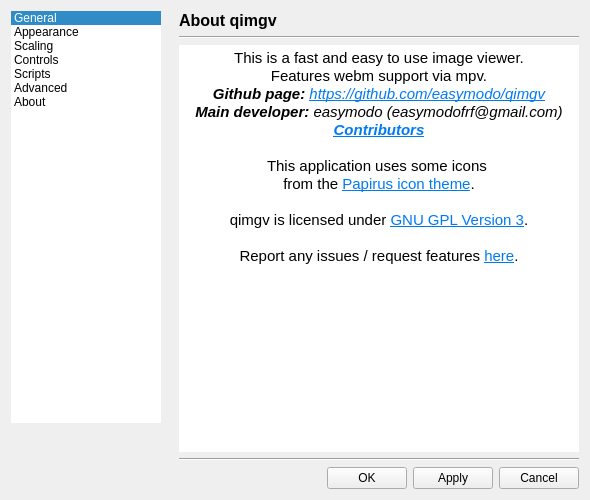
This is gui/dialogs/settingsdialog.ui in do-i/thumbgrid as Qt 5 draws it before an edit. The edited form follows.
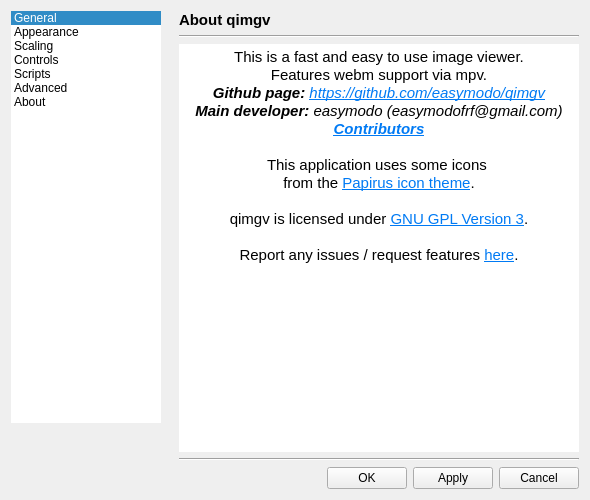
This is the edited form. The open tabs and pages were chosen to show the change. Icons and pictures are not drawn. Custom widgets are drawn as their Qt base class.

Commit message: [SettingsDialog] smaller font size for headers

```diff
--- a/gui/dialogs/settingsdialog.ui
+++ b/gui/dialogs/settingsdialog.ui
@@ -2279,8 +2279,8 @@
                <rect>
                 <x>0</x>
                 <y>0</y>
-                <width>414</width>
-                <height>446</height>
+                <width>400</width>
+                <height>438</height>
                </rect>
               </property>
               <layout class="QVBoxLayout" name="verticalLayout_32">
@@ -2300,7 +2300,7 @@
                 <widget class="QLabel" name="label_7">
                  <property name="font">
                   <font>
-                   <pointsize>12</pointsize>
+                   <pointsize>11</pointsize>
                    <weight>75</weight>
                    <bold>true</bold>
                   </font>
@@ -2341,19 +2341,19 @@
                   <string>&lt;!DOCTYPE HTML PUBLIC &quot;-//W3C//DTD HTML 4.0//EN&quot; &quot;http://www.w3.org/TR/REC-html40/strict.dtd&quot;&gt;
 &lt;html&gt;&lt;head&gt;&lt;meta name=&quot;qrichtext&quot; content=&quot;1&quot; /&gt;&lt;style type=&quot;text/css&quot;&gt;
 p, li { white-space: pre-wrap; }
-&lt;/style&gt;&lt;/head&gt;&lt;body style=&quot; font-family:'Droid Sans'; font-size:11pt; font-weight:400; font-style:normal;&quot;&gt;
-&lt;p align=&quot;center&quot; style=&quot; margin-top:0px; margin-bottom:0px; margin-left:0px; margin-right:0px; -qt-block-indent:0; text-indent:0px;&quot;&gt;&lt;span style=&quot; font-family:'MS Shell Dlg 2';&quot;&gt;This is a fast and easy to use image viewer.&lt;/span&gt;&lt;/p&gt;
-&lt;p align=&quot;center&quot; style=&quot; margin-top:0px; margin-bottom:0px; margin-left:0px; margin-right:0px; -qt-block-indent:0; text-indent:0px;&quot;&gt;&lt;span style=&quot; font-family:'MS Shell Dlg 2';&quot;&gt;Features webm support via mpv.&lt;/span&gt;&lt;/p&gt;
-&lt;p align=&quot;center&quot; style=&quot; margin-top:0px; margin-bottom:0px; margin-left:0px; margin-right:0px; -qt-block-indent:0; text-indent:0px;&quot;&gt;&lt;span style=&quot; font-family:'MS Shell Dlg 2'; font-weight:600; font-style:italic;&quot;&gt;Github page:&lt;/span&gt;&lt;span style=&quot; font-family:'MS Shell Dlg 2'; font-style:italic;&quot;&gt; &lt;/span&gt;&lt;a href=&quot;https://github.com/easymodo/qimgv&quot;&gt;&lt;span style=&quot; font-family:'MS Shell Dlg 2'; font-style:italic; text-decoration: underline; color:#007af4;&quot;&gt;https://github.com/easymodo/qimgv&lt;/span&gt;&lt;/a&gt;&lt;/p&gt;
-&lt;p align=&quot;center&quot; style=&quot; margin-top:0px; margin-bottom:0px; margin-left:0px; margin-right:0px; -qt-block-indent:0; text-indent:0px;&quot;&gt;&lt;span style=&quot; font-family:'MS Shell Dlg 2'; font-weight:600; font-style:italic;&quot;&gt;Main developer:&lt;/span&gt;&lt;span style=&quot; font-family:'MS Shell Dlg 2'; font-style:italic;&quot;&gt; easymodo (easymodofrf@gmail.com)&lt;/span&gt;&lt;/p&gt;
-&lt;p align=&quot;center&quot; style=&quot; margin-top:0px; margin-bottom:0px; margin-left:0px; margin-right:0px; -qt-block-indent:0; text-indent:0px;&quot;&gt;&lt;a href=&quot;https://github.com/easymodo/qimgv/graphs/contributors&quot;&gt;&lt;span style=&quot; font-family:'MS Shell Dlg 2'; font-weight:600; font-style:italic; text-decoration: underline; color:#007af4;&quot;&gt;Contributors&lt;/span&gt;&lt;/a&gt;&lt;/p&gt;
-&lt;p align=&quot;center&quot; style=&quot;-qt-paragraph-type:empty; margin-top:0px; margin-bottom:0px; margin-left:0px; margin-right:0px; -qt-block-indent:0; text-indent:0px; font-family:'MS Shell Dlg 2'; font-weight:600; font-style:italic; text-decoration: underline; color:#007af4;&quot;&gt;&lt;br /&gt;&lt;/p&gt;
-&lt;p align=&quot;center&quot; style=&quot; margin-top:0px; margin-bottom:0px; margin-left:0px; margin-right:0px; -qt-block-indent:0; text-indent:0px;&quot;&gt;&lt;span style=&quot; font-family:'MS Shell Dlg 2';&quot;&gt;This application uses some icons &lt;/span&gt;&lt;/p&gt;
-&lt;p align=&quot;center&quot; style=&quot; margin-top:0px; margin-bottom:0px; margin-left:0px; margin-right:0px; -qt-block-indent:0; text-indent:0px;&quot;&gt;&lt;span style=&quot; font-family:'MS Shell Dlg 2';&quot;&gt;from the &lt;/span&gt;&lt;a href=&quot;https://github.com/PapirusDevelopmentTeam/papirus-icon-theme/&quot;&gt;&lt;span style=&quot; text-decoration: underline; color:#007af4;&quot;&gt;Papirus icon theme&lt;/span&gt;&lt;/a&gt;&lt;span style=&quot; font-family:'MS Shell Dlg 2';&quot;&gt;.&lt;/span&gt;&lt;/p&gt;
-&lt;p align=&quot;center&quot; style=&quot;-qt-paragraph-type:empty; margin-top:0px; margin-bottom:0px; margin-left:0px; margin-right:0px; -qt-block-indent:0; text-indent:0px; font-family:'MS Shell Dlg 2';&quot;&gt;&lt;br /&gt;&lt;/p&gt;
-&lt;p align=&quot;center&quot; style=&quot; margin-top:0px; margin-bottom:0px; margin-left:0px; margin-right:0px; -qt-block-indent:0; text-indent:0px;&quot;&gt;&lt;span style=&quot; font-family:'MS Shell Dlg 2';&quot;&gt;qimgv is licensed under &lt;/span&gt;&lt;a href=&quot;https://www.gnu.org/licenses/gpl-3.0.en.html&quot;&gt;&lt;span style=&quot; text-decoration: underline; color:#007af4;&quot;&gt;GNU GPL Version 3&lt;/span&gt;&lt;/a&gt;&lt;span style=&quot; font-family:'MS Shell Dlg 2';&quot;&gt;.&lt;/span&gt;&lt;/p&gt;
-&lt;p align=&quot;center&quot; style=&quot;-qt-paragraph-type:empty; margin-top:0px; margin-bottom:0px; margin-left:0px; margin-right:0px; -qt-block-indent:0; text-indent:0px; font-family:'MS Shell Dlg 2';&quot;&gt;&lt;br /&gt;&lt;/p&gt;
-&lt;p align=&quot;center&quot; style=&quot; margin-top:0px; margin-bottom:0px; margin-left:0px; margin-right:0px; -qt-block-indent:0; text-indent:0px;&quot;&gt;&lt;span style=&quot; font-family:'MS Shell Dlg 2';&quot;&gt;Report any issues / request features &lt;/span&gt;&lt;a href=&quot;https://github.com/easymodo/qimgv/issues&quot;&gt;&lt;span style=&quot; text-decoration: underline; color:#007af4;&quot;&gt;here&lt;/span&gt;&lt;/a&gt;&lt;span style=&quot; font-family:'MS Shell Dlg 2';&quot;&gt;.&lt;/span&gt;&lt;/p&gt;&lt;/body&gt;&lt;/html&gt;</string>
+&lt;/style&gt;&lt;/head&gt;&lt;body style=&quot; font-family:'Droid Sans'; font-size:9pt; font-weight:400; font-style:normal;&quot;&gt;
+&lt;p align=&quot;center&quot; style=&quot; margin-top:0px; margin-bottom:0px; margin-left:0px; margin-right:0px; -qt-block-indent:0; text-indent:0px;&quot;&gt;&lt;span style=&quot; font-family:'MS Shell Dlg 2'; font-size:11pt;&quot;&gt;This is a fast and easy to use image viewer.&lt;/span&gt;&lt;/p&gt;
+&lt;p align=&quot;center&quot; style=&quot; margin-top:0px; margin-bottom:0px; margin-left:0px; margin-right:0px; -qt-block-indent:0; text-indent:0px;&quot;&gt;&lt;span style=&quot; font-family:'MS Shell Dlg 2'; font-size:11pt;&quot;&gt;Features webm support via mpv.&lt;/span&gt;&lt;/p&gt;
+&lt;p align=&quot;center&quot; style=&quot; margin-top:0px; margin-bottom:0px; margin-left:0px; margin-right:0px; -qt-block-indent:0; text-indent:0px;&quot;&gt;&lt;span style=&quot; font-family:'MS Shell Dlg 2'; font-size:11pt; font-weight:600; font-style:italic;&quot;&gt;Github page:&lt;/span&gt;&lt;span style=&quot; font-family:'MS Shell Dlg 2'; font-size:11pt; font-style:italic;&quot;&gt; &lt;/span&gt;&lt;a href=&quot;https://github.com/easymodo/qimgv&quot;&gt;&lt;span style=&quot; font-family:'MS Shell Dlg 2'; font-size:11pt; font-style:italic; text-decoration: underline; color:#007af4;&quot;&gt;https://github.com/easymodo/qimgv&lt;/span&gt;&lt;/a&gt;&lt;/p&gt;
+&lt;p align=&quot;center&quot; style=&quot; margin-top:0px; margin-bottom:0px; margin-left:0px; margin-right:0px; -qt-block-indent:0; text-indent:0px;&quot;&gt;&lt;span style=&quot; font-family:'MS Shell Dlg 2'; font-size:11pt; font-weight:600; font-style:italic;&quot;&gt;Main developer:&lt;/span&gt;&lt;span style=&quot; font-family:'MS Shell Dlg 2'; font-size:11pt; font-style:italic;&quot;&gt; easymodo (easymodofrf@gmail.com)&lt;/span&gt;&lt;/p&gt;
+&lt;p align=&quot;center&quot; style=&quot; margin-top:0px; margin-bottom:0px; margin-left:0px; margin-right:0px; -qt-block-indent:0; text-indent:0px;&quot;&gt;&lt;a href=&quot;https://github.com/easymodo/qimgv/graphs/contributors&quot;&gt;&lt;span style=&quot; font-family:'MS Shell Dlg 2'; font-size:11pt; font-weight:600; font-style:italic; text-decoration: underline; color:#007af4;&quot;&gt;Contributors&lt;/span&gt;&lt;/a&gt;&lt;/p&gt;
+&lt;p align=&quot;center&quot; style=&quot;-qt-paragraph-type:empty; margin-top:0px; margin-bottom:0px; margin-left:0px; margin-right:0px; -qt-block-indent:0; text-indent:0px; font-family:'MS Shell Dlg 2'; font-size:11pt; font-weight:600; font-style:italic; text-decoration: underline; color:#007af4;&quot;&gt;&lt;br /&gt;&lt;/p&gt;
+&lt;p align=&quot;center&quot; style=&quot; margin-top:0px; margin-bottom:0px; margin-left:0px; margin-right:0px; -qt-block-indent:0; text-indent:0px;&quot;&gt;&lt;span style=&quot; font-family:'MS Shell Dlg 2'; font-size:11pt;&quot;&gt;This application uses some icons &lt;/span&gt;&lt;/p&gt;
+&lt;p align=&quot;center&quot; style=&quot; margin-top:0px; margin-bottom:0px; margin-left:0px; margin-right:0px; -qt-block-indent:0; text-indent:0px;&quot;&gt;&lt;span style=&quot; font-family:'MS Shell Dlg 2'; font-size:11pt;&quot;&gt;from the &lt;/span&gt;&lt;a href=&quot;https://github.com/PapirusDevelopmentTeam/papirus-icon-theme/&quot;&gt;&lt;span style=&quot; font-size:11pt; text-decoration: underline; color:#007af4;&quot;&gt;Papirus icon theme&lt;/span&gt;&lt;/a&gt;&lt;span style=&quot; font-family:'MS Shell Dlg 2'; font-size:11pt;&quot;&gt;.&lt;/span&gt;&lt;/p&gt;
+&lt;p align=&quot;center&quot; style=&quot;-qt-paragraph-type:empty; margin-top:0px; margin-bottom:0px; margin-left:0px; margin-right:0px; -qt-block-indent:0; text-indent:0px; font-family:'MS Shell Dlg 2'; font-size:11pt;&quot;&gt;&lt;br /&gt;&lt;/p&gt;
+&lt;p align=&quot;center&quot; style=&quot; margin-top:0px; margin-bottom:0px; margin-left:0px; margin-right:0px; -qt-block-indent:0; text-indent:0px;&quot;&gt;&lt;span style=&quot; font-family:'MS Shell Dlg 2'; font-size:11pt;&quot;&gt;qimgv is licensed under &lt;/span&gt;&lt;a href=&quot;https://www.gnu.org/licenses/gpl-3.0.en.html&quot;&gt;&lt;span style=&quot; font-size:11pt; text-decoration: underline; color:#007af4;&quot;&gt;GNU GPL Version 3&lt;/span&gt;&lt;/a&gt;&lt;span style=&quot; font-family:'MS Shell Dlg 2'; font-size:11pt;&quot;&gt;.&lt;/span&gt;&lt;/p&gt;
+&lt;p align=&quot;center&quot; style=&quot;-qt-paragraph-type:empty; margin-top:0px; margin-bottom:0px; margin-left:0px; margin-right:0px; -qt-block-indent:0; text-indent:0px; font-family:'MS Shell Dlg 2'; font-size:11pt;&quot;&gt;&lt;br /&gt;&lt;/p&gt;
+&lt;p align=&quot;center&quot; style=&quot; margin-top:0px; margin-bottom:0px; margin-left:0px; margin-right:0px; -qt-block-indent:0; text-indent:0px;&quot;&gt;&lt;span style=&quot; font-family:'MS Shell Dlg 2'; font-size:11pt;&quot;&gt;Report any issues / request features &lt;/span&gt;&lt;a href=&quot;https://github.com/easymodo/qimgv/issues&quot;&gt;&lt;span style=&quot; font-size:11pt; text-decoration: underline; color:#007af4;&quot;&gt;here&lt;/span&gt;&lt;/a&gt;&lt;span style=&quot; font-family:'MS Shell Dlg 2'; font-size:11pt;&quot;&gt;.&lt;/span&gt;&lt;/p&gt;&lt;/body&gt;&lt;/html&gt;</string>
                  </property>
                  <property name="acceptRichText">
                   <bool>true</bool>
```
Left out of the diff: 42 changed lines with no effect on the pictures.
